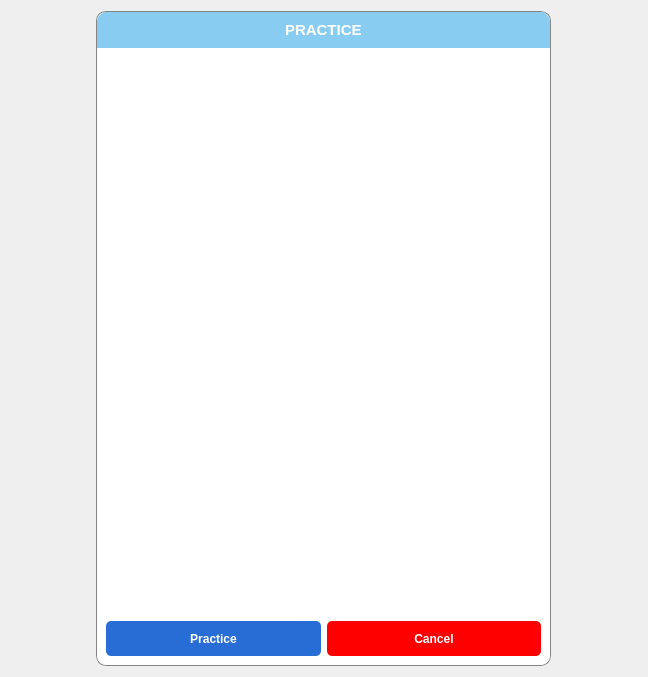
First picture: the form in UI/forms/Topic_for_practice.ui, repository yuukun123/LexiLand, before the edit.
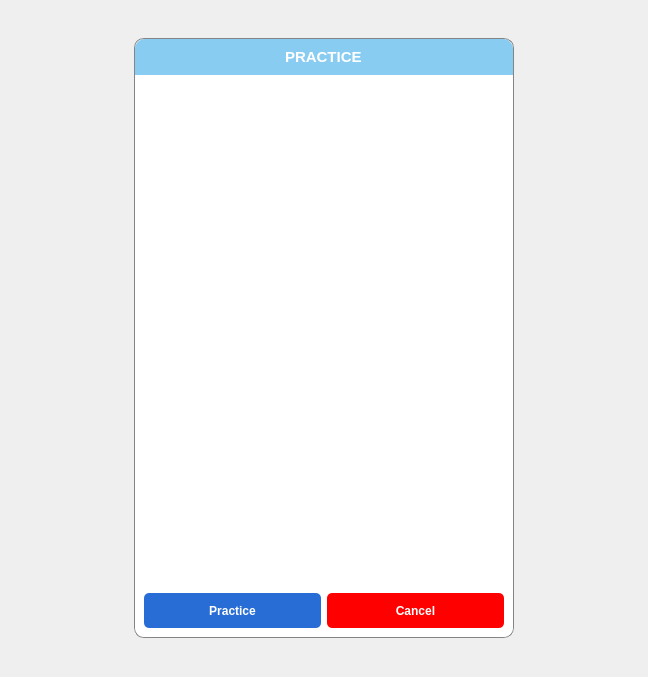
Second picture: the form after the edit.

```diff
--- a/UI/forms/Topic_for_practice.ui
+++ b/UI/forms/Topic_for_practice.ui
@@ -14,18 +14,33 @@
    <string>Dialog</string>
   </property>
   <layout class="QHBoxLayout" name="horizontalLayout">
+   <property name="spacing">
+    <number>0</number>
+   </property>
+   <property name="leftMargin">
+    <number>0</number>
+   </property>
+   <property name="topMargin">
+    <number>0</number>
+   </property>
+   <property name="rightMargin">
+    <number>0</number>
+   </property>
+   <property name="bottomMargin">
+    <number>0</number>
+   </property>
    <item>
     <widget class="QFrame" name="MainFrame">
      <property name="minimumSize">
       <size>
-       <width>455</width>
-       <height>655</height>
+       <width>380</width>
+       <height>600</height>
       </size>
      </property>
      <property name="maximumSize">
       <size>
-       <width>450</width>
-       <height>655</height>
+       <width>380</width>
+       <height>600</height>
       </size>
      </property>
      <property name="styleSheet">
@@ -132,8 +147,8 @@
                 <rect>
                  <x>0</x>
                  <y>0</y>
-                 <width>409</width>
-                 <height>523</height>
+                 <width>334</width>
+                 <height>468</height>
                 </rect>
                </property>
               </widget>
```
